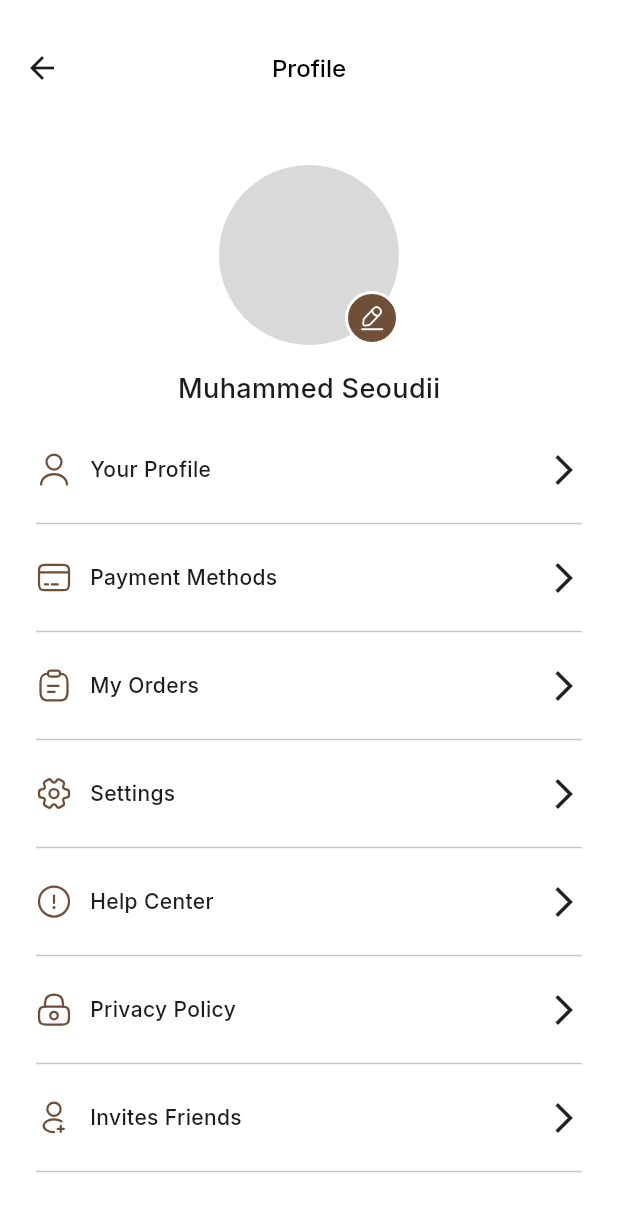
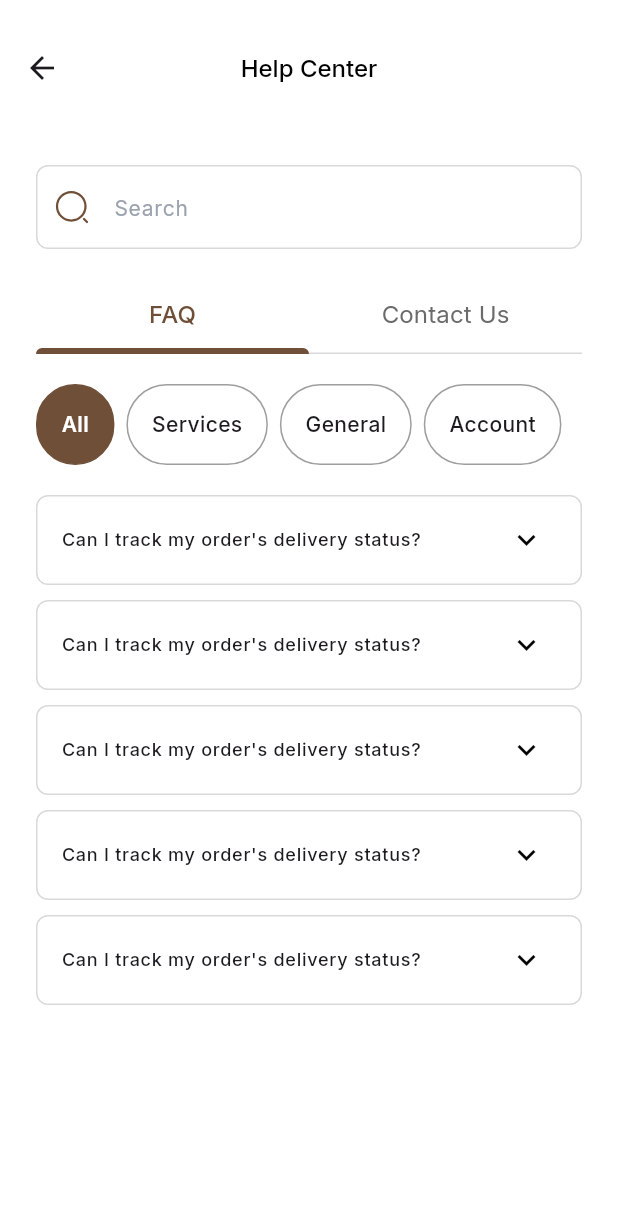
Before and after one commit to muhamedseoudii/fashion, a Flutter app: the ProfileView screen opened directly, after a tap on "Help Center", on a phone screen of 412 x 824 dp. Shown: the top 1212 px of the screen. Run offline on Flutter 3.47's test engine with Material 3 defaults, Android fonts, the phone set to English and light mode, and no system bars; our stand-ins replace animate_do, easy_localization, flutter_riverpod, flutter_svg, google_fonts, pinput and 2 more; missing offline and left inert: responsive_navigation_bar.

Commit message:
adding help center

```diff
--- a/lib/data/resources/assets_manager.dart
+++ b/lib/data/resources/assets_manager.dart
@@ -42,6 +42,12 @@ class IconAssets {
   static const String paypalIcon = "$iconPath/paypal.svg";
   static const String trashIcon = "$iconPath/trash.svg";
   static const String vectorIcon = "$iconPath/Vector.svg";
+  static const String facebookIcon = "$iconPath/facebook.svg";
+  static const String headphonesIcon = "$iconPath/headphones.svg";
+  static const String instagramIcon = "$iconPath/instagram.svg";
+  static const String twitterIcon = "$iconPath/twitter.svg";
+  static const String webIcon = "$iconPath/web.svg";
+  static const String whatsappIcon = "$iconPath/whatsapp.svg";
 }
 
 class JsonAssets {
--- a/lib/data/resources/routes_manager.dart
+++ b/lib/data/resources/routes_manager.dart
@@ -7,6 +7,7 @@ import 'package:fashion/presentation/intro/welcome/welcome_view.dart';
 import 'package:fashion/presentation/location/veiw/location_view.dart';
 import 'package:fashion/presentation/location/veiw/manual_location_view.dart';
 import 'package:fashion/presentation/main/screen/main_screen_view.dart';
+import 'package:fashion/presentation/profile_ui/view/help_center_view.dart';
 import 'package:fashion/presentation/profile_ui/view/invite_friends_view.dart';
 import 'package:fashion/presentation/profile_ui/view/password_manager_view.dart';
 import 'package:fashion/presentation/profile_ui/view/payment_method_view.dart';
@@ -35,6 +36,7 @@ class Routes {
   static const String passwordManagerRoute = "/passwordManager";
   static const String privacyRoute = "/privacy";
   static const String inviteFriendsRoute = "/inviteFriends";
+  static const String helpCenterRoute = "/helpCenter";
 }
 
 class RoutesGenerator {
@@ -72,6 +74,8 @@ class RoutesGenerator {
         return MaterialPageRoute(builder: (_) => const PrivacyView());
       case Routes.inviteFriendsRoute:
         return MaterialPageRoute(builder: (_) => const InviteFriendsView());
+      case Routes.helpCenterRoute:
+        return MaterialPageRoute(builder: (_) => const HelpCenterView());
       default:
         return unDefinedRoute();
     }
--- a/lib/presentation/main/view/profile_view.dart
+++ b/lib/presentation/main/view/profile_view.dart
@@ -86,7 +86,9 @@ class ProfileView extends StatelessWidget {
                 RowProfileWidget(
                   icon: IconAssets.infoCircleIcon,
                   title: "helpCenter".tr(),
-                  onTap: () {},
+                  onTap: () {
+                    Navigator.pushNamed(context, Routes.helpCenterRoute);
+                  },
                 ),
                 const SizedBox(height: 16),
                 const Divider(),
--- /dev/null
+++ b/lib/presentation/profile_ui/view/help_center_view.dart
@@ -0,0 +1,65 @@
+import 'package:easy_localization/easy_localization.dart';
+import 'package:fashion/data/resources/styles_manager.dart';
+import 'package:flutter/material.dart';
+
+import '../../../data/resources/assets_manager.dart';
+import '../../../data/resources/color_manager.dart';
+import '../widget/help_center/contact_us_view.dart';
+import '../widget/help_center/faq_view.dart';
+import '../widget/help_center/search_bar_widget.dart';
+
+class HelpCenterView extends StatelessWidget {
+  const HelpCenterView({super.key});
+
+  @override
+  Widget build(BuildContext context) {
+    final TextEditingController searchController = TextEditingController();
+    return Scaffold(
+      appBar: AppBar(
+        title: Text(
+          "helpCenter".tr(),
+        ),
+      ),
+      body: DefaultTabController(
+        length: 2,
+        child: Padding(
+          padding: const EdgeInsets.symmetric(vertical: 20, horizontal: 24),
+          child: Column(
+            children: [
+              SearchBarHelpWidget(
+                hintText: "search".tr(),
+                image: IconAssets.searchIcon,
+                onCloseTap: searchController.clear,
+                fillColor: ColorManager.white,
+                controller: searchController,
+              ),
+              const SizedBox(height: 20),
+              TabBar(
+                splashBorderRadius: BorderRadius.circular(100),
+                 labelStyle: AppTextStyles.largeTitleBrown16,
+                unselectedLabelStyle: AppTextStyles.largeTitleGrey16,
+                indicatorColor: ColorManager.primary,
+                  dividerColor: ColorManager.grey1,
+                  indicator: UnderlineTabIndicator(
+                    borderRadius: const BorderRadius.only(topRight: Radius.circular(100),topLeft: Radius.circular(100)),
+                    borderSide: BorderSide(color: ColorManager.primary, width: 4.0),
+                  ),
+                  tabs: const [
+                Tab(text: 'FAQ'),
+                Tab(text: 'Contact Us'),
+              ]),
+              const Expanded(
+                child: TabBarView(
+                  children: [
+                    FAQView(),
+                    ContactUsView()
+                  ],
+                ),
+              ),
+            ],
+          ),
+        ),
+      ),
+    );
+  }
+}
--- /dev/null
+++ b/lib/presentation/profile_ui/widget/help_center/contact_us_view.dart
@@ -0,0 +1,109 @@
+import 'package:fashion/data/resources/assets_manager.dart';
+import 'package:flutter/material.dart';
+import 'package:flutter_svg/flutter_svg.dart';
+
+import '../../../../data/resources/color_manager.dart';
+import '../../../../data/resources/styles_manager.dart';
+
+class ContactUsView extends StatelessWidget {
+  const ContactUsView({super.key});
+
+  @override
+  Widget build(BuildContext context) {
+    final List contact = [
+      {
+        "icon": IconAssets.headphonesIcon,
+        "title": "Customer Service",
+        "desc": "19995"
+      },
+      {
+        "icon": IconAssets.whatsappIcon,
+        "title": "WhatsApp",
+        "desc": "(480) 555-0103"
+      },
+      {"icon": IconAssets.webIcon, "title": "Website", "desc": "fashion.com"},
+      {
+        "icon": IconAssets.facebookIcon,
+        "title": "Facebook",
+        "desc": "facebook.com"
+      },
+      {
+        "icon": IconAssets.twitterIcon,
+        "title": "Twitter",
+        "desc": "twitter.com"
+      },
+      {
+        "icon": IconAssets.instagramIcon,
+        "title": "Instagram",
+        "desc": "instagram.com"
+      },
+    ];
+    return Padding(
+      padding: const EdgeInsets.symmetric(vertical: 20),
+      child: Column(
+        children: [
+          Expanded(
+            child: ListView.separated(
+                itemBuilder: (context, index) {
+                  return ContactUsExpansionTile(
+                    leading: SvgPicture.asset(contact[index]["icon"]),
+                    title: contact[index]["title"],
+                    desc: contact[index]["desc"],
+                  );
+                },
+                separatorBuilder: (context, index) => const SizedBox(
+                      height: 10,
+                    ),
+                itemCount: 5),
+          )
+        ],
+      ),
+    );
+  }
+}
+
+class ContactUsExpansionTile extends StatelessWidget {
+  final String title, desc;
+  final Widget? leading;
+
+  const ContactUsExpansionTile(
+      {super.key, required this.title, required this.desc, this.leading});
+
+  @override
+  Widget build(BuildContext context) {
+    return Container(
+      decoration: BoxDecoration(
+          borderRadius: BorderRadius.circular(8),
+          border: Border.fromBorderSide(BorderSide(color: ColorManager.grey1))),
+      child: Theme(
+        data: Theme.of(context).copyWith(dividerColor: Colors.transparent),
+        child: ExpansionTile(
+          iconColor: ColorManager.primary,
+          collapsedIconColor: ColorManager.black,
+          leading: leading,
+          title: Text(title, style: AppTextStyles.smallTitle12),
+          children: [
+            Divider(
+              color: ColorManager.grey,
+              endIndent: 28,
+              indent: 15,
+            ),
+            Padding(
+              padding: const EdgeInsets.symmetric(horizontal: 40, vertical: 10),
+              child: Row(
+                children: [
+                  CircleAvatar(
+                    backgroundColor: ColorManager.primary,
+                    radius: 3,
+                  ),
+                  const SizedBox(width: 10),
+                  Text(desc, style: AppTextStyles.smallTitleGrey12),
+                ],
+              ),
+            ),
+          ],
+        ),
+      ),
+    );
+  }
+}
--- /dev/null
+++ b/lib/presentation/profile_ui/widget/help_center/faq_view.dart
@@ -0,0 +1,68 @@
+import 'package:fashion/data/resources/color_manager.dart';
+import 'package:fashion/data/resources/styles_manager.dart';
+import 'package:fashion/presentation/profile_ui/widget/help_center/selectable_help_widget.dart';
+import 'package:flutter/material.dart';
+
+class FAQView extends StatelessWidget {
+  const FAQView({super.key});
+
+  @override
+  Widget build(BuildContext context) {
+    return Padding(
+      padding: const EdgeInsets.symmetric(vertical: 20),
+      child: Column(
+        children: [
+          const SelectableHelpContainerWidget(),
+          const SizedBox(height: 20),
+          Expanded(
+            child: ListView.separated(itemBuilder: (context, index) {
+              return const FAQExpansionTile(
+                title: "Can I track my order's delivery status?",
+                desc:
+                "Here is the answer to your question. You can provide any information you want as text here.",
+              );
+            }, separatorBuilder: (context, index) => const SizedBox(height: 10,), itemCount: 5),
+          )
+
+        ],
+      ),
+    );
+  }
+}
+
+class FAQExpansionTile extends StatelessWidget {
+  final String title, desc;
+
+  const FAQExpansionTile({super.key, required this.title, required this.desc});
+
+  @override
+  Widget build(BuildContext context) {
+    return Container(
+      decoration: BoxDecoration(
+          borderRadius: BorderRadius.circular(8),
+          border: Border.fromBorderSide(BorderSide(color: ColorManager.grey1))),
+      child: Theme(
+        data: Theme.of(context).copyWith(dividerColor: Colors.transparent),
+        child: ExpansionTile(
+          iconColor: ColorManager.primary,
+          collapsedIconColor: ColorManager.black,
+          title: Text(title,
+              style: AppTextStyles.smallTitle12),
+          children: [
+            Divider(
+              color: ColorManager.grey,
+              endIndent: 28,
+              indent: 15,
+            ),
+            Padding(
+              padding: const EdgeInsets.symmetric(horizontal: 10, vertical: 10),
+              child: Text(
+                  desc,
+                  style: AppTextStyles.smallTitleGrey12),
+            ),
+          ],
+        ),
+      ),
+    );
+  }
+}
--- /dev/null
+++ b/lib/presentation/profile_ui/widget/help_center/search_bar_widget.dart
@@ -0,0 +1,73 @@
+import 'package:flutter/material.dart';
+import 'package:flutter_svg/svg.dart';
+
+import '../../../../data/resources/color_manager.dart';
+
+class SearchBarHelpWidget extends StatelessWidget {
+  final String image;
+  final TextEditingController controller;
+  final String? hintText;
+  final Color? fillColor;
+  final void Function()? onClick, onTap, onCloseTap;
+  final void Function(String)? onChange;
+
+  const SearchBarHelpWidget(
+      {super.key,
+      required this.image,
+      this.hintText,
+      this.onClick,
+      required this.controller,
+      this.onChange,
+      this.fillColor,
+      this.onTap,
+      this.onCloseTap});
+
+  @override
+  Widget build(BuildContext context) {
+    return TextFormField(
+      cursorColor: ColorManager.primary,
+      controller: controller,
+      keyboardType: TextInputType.text,
+      onChanged: onChange,
+      onTap: onTap,
+      decoration: InputDecoration(
+        hintText: hintText,
+        hintStyle: const TextStyle(
+          color: Color(0xff9CA3AF),
+          fontSize: 14,
+          fontWeight: FontWeight.w400,
+        ),
+        hintMaxLines: 1,
+        prefixIcon: InkWell(
+            onTap: onCloseTap,
+            borderRadius: BorderRadius.circular(10),
+            child: SvgPicture.asset(
+              image,
+              fit: BoxFit.scaleDown,
+              colorFilter:
+                  ColorFilter.mode(ColorManager.primary, BlendMode.srcIn),
+            )),
+        fillColor: fillColor,
+        filled: true,
+        focusedBorder: OutlineInputBorder(
+          borderRadius: const BorderRadius.all(Radius.circular(12)),
+          borderSide: BorderSide(color: ColorManager.primary, width: 2),
+        ),
+        errorBorder: const OutlineInputBorder(
+          borderRadius: BorderRadius.all(Radius.circular(12)),
+          borderSide: BorderSide(color: Color(0xffFF472B)),
+        ),
+        focusedErrorBorder: const OutlineInputBorder(
+          borderRadius: BorderRadius.all(Radius.circular(12)),
+          borderSide: BorderSide(color: Color(0xffFF472B), width: 2),
+        ),
+        enabledBorder: OutlineInputBorder(
+          borderRadius: BorderRadius.circular(8),
+          borderSide: const BorderSide(
+            color: Color(0xffD9D9D9),
+          ),
+        ),
+      ),
+    );
+  }
+}
--- /dev/null
+++ b/lib/presentation/profile_ui/widget/help_center/selectable_help_widget.dart
@@ -0,0 +1,69 @@
+import 'package:easy_localization/easy_localization.dart';
+import 'package:flutter/material.dart';
+
+import '../../../../data/resources/color_manager.dart';
+import '../../../../data/resources/styles_manager.dart';
+
+class SelectableHelpContainerWidget extends StatefulWidget {
+  const SelectableHelpContainerWidget({super.key});
+
+  @override
+  State<SelectableHelpContainerWidget> createState() => _SelectableHelpContainerWidgetState();
+}
+
+class _SelectableHelpContainerWidgetState extends State<SelectableHelpContainerWidget> {
+  List name = [
+    {"title": "all".tr()},
+    {"title": "Services".tr()},
+    {"title": "General".tr()},
+    {"title": "Account".tr()},
+
+  ];
+
+  int selectedIndex = 0;
+
+  @override
+  Widget build(BuildContext context) {
+    return SizedBox(
+      height: 54,
+      child: ListView.separated(
+        scrollDirection: Axis.horizontal,
+        itemCount: name.length,
+        itemBuilder: (context, index) {
+          return GestureDetector(
+            onTap: () {
+              setState(() {
+                selectedIndex = index;
+              });
+            },
+            child: Container(
+              alignment: Alignment.center,
+              padding: const EdgeInsets.all(16),
+              decoration: BoxDecoration(
+                color: selectedIndex == index
+                    ? ColorManager.primary
+                    : ColorManager.white,
+                borderRadius: BorderRadius.circular(170),
+                border: Border.all(
+                  color: selectedIndex == index
+                      ? ColorManager.primary
+                      : Colors.grey,
+                  width: 1,
+                ),
+              ),
+              child: Text(
+                name[index]["title"],
+                style: selectedIndex == index
+                    ? AppTextStyles.mediumWhiteTitle14
+                    : AppTextStyles.mediumTitle14,
+              ),
+            ),
+          );
+        },
+        separatorBuilder: (context, index) => const SizedBox(
+          width: 8,
+        ),
+      ),
+    );
+  }
+}
```
Also changed, not shown: assets/icons/facebook.svg (added), assets/icons/headphones.svg (added), assets/icons/instagram.svg (added), assets/icons/twitter.svg (added), assets/icons/web.svg (added), assets/icons/whatsapp.svg (added).
